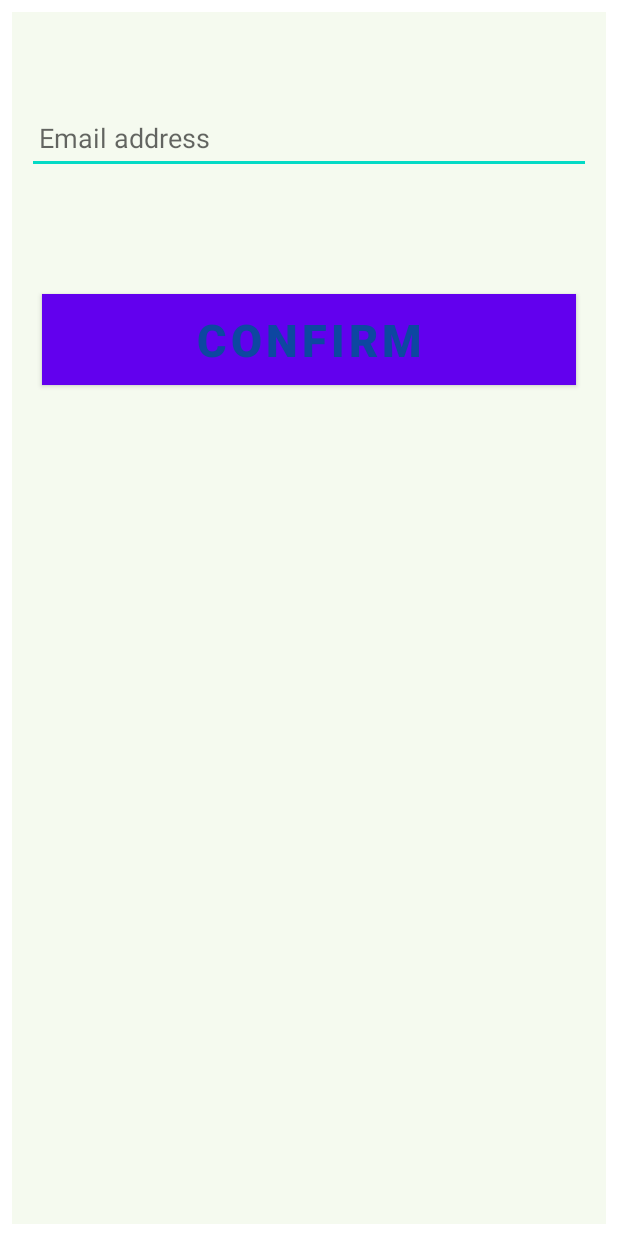
After one commit to elibes/meetr, an Android app: the layout loginpagev2.xml on its own in the app's theme, with its tools: preview values and no code run, on a phone screen of 412 x 824 dp. The commit adds this screen. Run offline under Robolectric (Android 15) with nearby library versions, the phone set to English and light mode, and no system bars.

Commit message:
Moved to correct MVVM orientation

```diff
--- a/app/build.gradle
+++ b/app/build.gradle
@@ -8,7 +8,9 @@ plugins {
 android {
     namespace 'com.group7.meetr'
     compileSdk 33
-
+    dataBinding {
+        enabled = true
+    }
     defaultConfig {
         applicationId "com.group7.meetr"
         minSdk 24
@@ -42,7 +44,9 @@ dependencies {
     implementation 'androidx.appcompat:appcompat:1.4.1'
     implementation 'com.google.android.material:material:1.5.0'
     implementation 'androidx.constraintlayout:constraintlayout:2.1.3'
+
     testImplementation 'junit:junit:4.13.2'
     androidTestImplementation 'androidx.test.ext:junit:1.1.3'
     androidTestImplementation 'androidx.test.espresso:espresso-core:3.4.0'
+
 }
--- a/app/src/main/res/layout/login_page.xml
+++ b/app/src/main/res/layout/login_page.xml
@@ -23,7 +23,7 @@
         android:layout_marginTop="36dp"
         android:layout_marginEnd="101dp"
         android:ems="10"
-        android:hint="@string/email_address"
+        android:hint="@string/hint_email_address"
         android:inputType="textEmailAddress"
         app:layout_constraintEnd_toEndOf="parent"
         app:layout_constraintStart_toStartOf="parent"
@@ -37,7 +37,7 @@
         android:layout_height="wrap_content"
         android:layout_marginStart="122dp"
         android:layout_marginTop="289dp"
-        android:text="@string/enter_email_to_join_meeting"
+        android:text="@string/instr_email_login"
         app:layout_constraintStart_toStartOf="parent"
         app:layout_constraintTop_toTopOf="parent" />
 </androidx.constraintlayout.widget.ConstraintLayout>
--- /dev/null
+++ b/app/src/main/res/layout/loginpagev2.xml
@@ -0,0 +1,57 @@
+<?xml version="1.0" encoding="utf-8"?>
+<layout xmlns:android="http://schemas.android.com/apk/res/android"
+    xmlns:app="http://schemas.android.com/apk/res-auto"
+    xmlns:bind="http://schemas.android.com/tools">
+
+    <!-- binding object of ViewModel to the XML layout -->
+    <data>
+        <variable
+            name="viewModel"
+            type="com.group7.meetr.viewmodel.LoginPageViewModel" />
+    </data>
+
+    <!-- Provided Linear layout for the activity components -->
+    <LinearLayout
+        android:layout_width="match_parent"
+        android:layout_height="match_parent"
+        android:layout_gravity="center"
+        android:layout_margin="8dp"
+        android:background="#168BC34A"
+        android:orientation="vertical">
+
+        <!-- EditText field for the Email -->
+        <EditText
+            android:id="@+id/inEmail"
+            android:layout_width="match_parent"
+            android:layout_height="wrap_content"
+            android:layout_marginStart="10dp"
+            android:layout_marginTop="60dp"
+            android:layout_marginEnd="10dp"
+            android:layout_marginBottom="20dp"
+            android:hint="@string/hint_email_address"
+            android:inputType="textEmailAddress"
+            android:minHeight="48dp"
+            android:padding="8dp"
+            android:text="@={viewModel.MEmailAdress}"
+            android:autofillHints="" />
+
+        <!-- Login Button of the activity -->
+        <Button
+            android:layout_width="match_parent"
+            android:layout_height="wrap_content"
+            android:layout_marginStart="20dp"
+            android:layout_marginTop="60dp"
+            android:layout_marginEnd="20dp"
+            android:background="#4CAF50"
+            android:onClick="@{()-> viewModel.onButtonClicked()}"
+            android:text="@string/confirm"
+            android:textColor="#0D47A1"
+            android:textSize="30sp"
+            android:textStyle="bold"
+            bind:ignore="VisualLintButtonSize"
+            bind:toastMessage="@{viewModel.toastMessage}" />
+
+
+
+    </LinearLayout>
+</layout>
--- a/app/src/main/res/values/strings.xml
+++ b/app/src/main/res/values/strings.xml
@@ -1,6 +1,6 @@
 <resources>
     <string name="app_name">Meetr</string>
-    <string name="confirm">confirm</string>
-    <string name="email_address">Email address</string>
-    <string name="enter_email_to_join_meeting">Enter email to join meeting</string>
+    <string name="confirm">Confirm</string>
+    <string name="hint_email_address">Email address</string>
+    <string name="instr_email_login">Enter email to join meeting</string>
 </resources>
```
Also changed, not shown: app/src/main/java/com/group7/meetr/MainActivity.java (+14 -12 lines), app/src/main/java/com/group7/meetr/model/LoginPageModel.java (added, +33 -0 lines), app/src/main/java/com/group7/meetr/viewmodel/LoginPageViewModel.java (added, +59 -0 lines), 1 other file.
